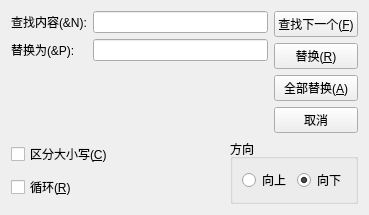
First picture: the form in finddialog.ui, repository iwxyi/Qt-notepad, before the edit.
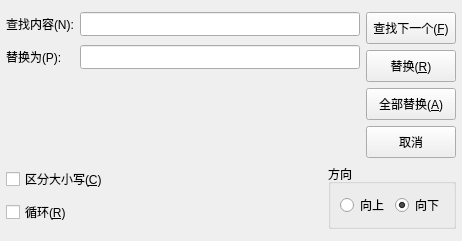
Second picture: the form after the edit.

What changed in the file:
```diff
--- a/finddialog.ui
+++ b/finddialog.ui
@@ -6,14 +6,26 @@
    <rect>
     <x>0</x>
     <y>0</y>
-    <width>369</width>
-    <height>188</height>
+    <width>462</width>
+    <height>214</height>
    </rect>
   </property>
   <property name="windowTitle">
    <string>查找</string>
   </property>
   <layout class="QVBoxLayout" name="verticalLayout_3">
+   <property name="leftMargin">
+    <number>6</number>
+   </property>
+   <property name="topMargin">
+    <number>12</number>
+   </property>
+   <property name="rightMargin">
+    <number>6</number>
+   </property>
+   <property name="bottomMargin">
+    <number>12</number>
+   </property>
    <item>
     <layout class="QHBoxLayout" name="horizontalLayout_3">
      <property name="rightMargin">
@@ -29,6 +41,9 @@
        </property>
        <item>
         <layout class="QFormLayout" name="formLayout">
+         <property name="verticalSpacing">
+          <number>9</number>
+         </property>
          <property name="leftMargin">
           <number>0</number>
          </property>
@@ -44,22 +59,42 @@
          <item row="0" column="0">
           <widget class="QLabel" name="label">
            <property name="text">
-            <string>查找内容(&amp;N):</string>
+            <string>查找内容(N):</string>
            </property>
           </widget>
          </item>
          <item row="0" column="1">
-          <widget class="QLineEdit" name="findEdit"/>
+          <widget class="QLineEdit" name="findEdit">
+           <property name="minimumSize">
+            <size>
+             <width>220</width>
+             <height>0</height>
+            </size>
+           </property>
+           <property name="styleSheet">
+            <string notr="true">padding: 3px;</string>
+           </property>
+          </widget>
          </item>
          <item row="1" column="0">
           <widget class="QLabel" name="label_3">
            <property name="text">
-            <string>替换为(&amp;P):</string>
+            <string>替换为(P):</string>
            </property>
           </widget>
          </item>
          <item row="1" column="1">
-          <widget class="QLineEdit" name="replaceEdit"/>
+          <widget class="QLineEdit" name="replaceEdit">
+           <property name="minimumSize">
+            <size>
+             <width>220</width>
+             <height>0</height>
+            </size>
+           </property>
+           <property name="styleSheet">
+            <string notr="true">padding: 3px;</string>
+           </property>
+          </widget>
          </item>
         </layout>
        </item>
@@ -69,6 +104,9 @@
       <layout class="QVBoxLayout" name="verticalLayout">
        <item>
         <widget class="QPushButton" name="findNextButton">
+         <property name="styleSheet">
+          <string notr="true">padding: 6px;</string>
+         </property>
          <property name="text">
           <string>查找下一个(&amp;F)</string>
          </property>
@@ -76,6 +114,9 @@
        </item>
        <item>
         <widget class="QPushButton" name="replaceButton">
+         <property name="styleSheet">
+          <string notr="true">padding: 6px;</string>
+         </property>
          <property name="text">
           <string>替换(&amp;R)</string>
          </property>
@@ -83,6 +124,9 @@
        </item>
        <item>
         <widget class="QPushButton" name="replaceAllButton">
+         <property name="styleSheet">
+          <string notr="true">padding: 6px;</string>
+         </property>
          <property name="text">
           <string>全部替换(&amp;A)</string>
          </property>
@@ -90,6 +134,9 @@
        </item>
        <item>
         <widget class="QPushButton" name="cancelButton">
+         <property name="styleSheet">
+          <string notr="true">padding: 6px;</string>
+         </property>
          <property name="text">
           <string>取消</string>
          </property>
```
